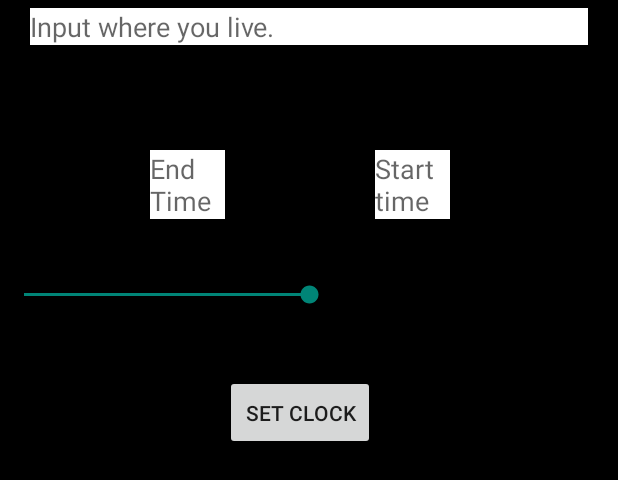
After one commit to Purewhite2019/naivegator, an Android app: the layout fragement_bathroom.xml on its own in the app's theme, with its tools: preview values and no code run, on a phone screen of 412 x 824 dp. The commit adds this screen. Shown: the top 480 px of the screen. Run offline under Robolectric (Android 15) with nearby library versions, the phone set to English and light mode, and no system bars; network calls fail.

Commit message:
Add bathroom UI

```diff
--- /dev/null
+++ b/app/src/main/res/layout/fragement_bathroom.xml
@@ -0,0 +1,76 @@
+<?xml version="1.0" encoding="utf-8"?>
+<FrameLayout xmlns:android="http://schemas.android.com/apk/res/android"
+    xmlns:app="http://schemas.android.com/apk/res-auto"
+    xmlns:tools="http://schemas.android.com/tools"
+    android:layout_width="match_parent"
+    android:layout_height="match_parent"
+    tools:context=".BathroomFragment"
+    android:background="#000000"
+    android:orientation="vertical">
+
+    <EditText
+        android:layout_width="match_parent"
+        android:layout_height="wrap_content"
+        android:id="@+id/input_dorm"
+        android:layout_marginTop="5dp"
+        android:layout_marginBottom="5dp"
+        android:layout_marginLeft="20dp"
+        android:layout_marginRight="20dp"
+        android:background="@color/white"
+        android:hint="Input where you live."
+        />
+
+    <RelativeLayout
+        android:layout_width="match_parent"
+        android:layout_height="wrap_content"
+        android:orientation="horizontal"
+        android:layout_marginTop="100dp">
+
+    <EditText
+        android:id="@+id/text_input_end_time"
+        android:layout_width="50dp"
+        android:layout_height="wrap_content"
+        android:layout_marginStart="100dp"
+        android:background="@color/white"
+        android:hint="End Time" />
+
+    <EditText
+        android:id="@+id/text_input_start_time"
+        android:layout_width="50dp"
+        android:layout_marginStart="250dp"
+        android:layout_height="wrap_content"
+        android:background="@color/white"
+        android:hint="Start time" />
+
+    </RelativeLayout>
+
+    <SeekBar
+        android:id="@+id/bathroom_seekbar"
+        android:layout_width="match_parent"
+        android:layout_height="93dp"
+        android:max="100"
+        android:layout_marginTop="150dp"
+        android:progress="50" />
+
+    <Button
+        android:layout_width="100dp"
+        android:layout_height="50dp"
+        android:text="Set clock"
+        android:layout_marginTop="250dp"
+        android:layout_marginLeft="150dp"
+        android:id="@+id/set_time"
+    />
+
+    <TextView
+        android:id="@+id/clock_name"
+        android:layout_width="200dp"
+        android:layout_height="wrap_content"
+        android:layout_marginLeft="100dp"
+        android:textSize="24dp"
+        android:textColor="#82c7d5"
+        android:layout_marginTop="350dp"
+        />
+
+
+
+</FrameLayout>
--- a/app/src/main/res/menu/bottom_nav_menu.xml
+++ b/app/src/main/res/menu/bottom_nav_menu.xml
@@ -15,5 +15,9 @@
         android:id="@+id/navigation_settings"
         android:icon="@drawable/ic_dashboard_black_24dp"
         android:title="@string/title_settings" />
+    <item
+        android:id="@+id/navigation_bathroom"
+        android:icon="@drawable/ic_dashboard_black_24dp"
+        android:title="Bathroom" />
 
 </menu>
```
Also changed, not shown: app/src/main/java/com/sjtu/naivegator/BathroomFragment.kt (added, +173 -0 lines), app/src/main/java/com/sjtu/naivegator/MainActivity.kt (+15 -3 lines), app/src/main/res/navigation/mobile_navigation.xml (+7 -0 lines).
